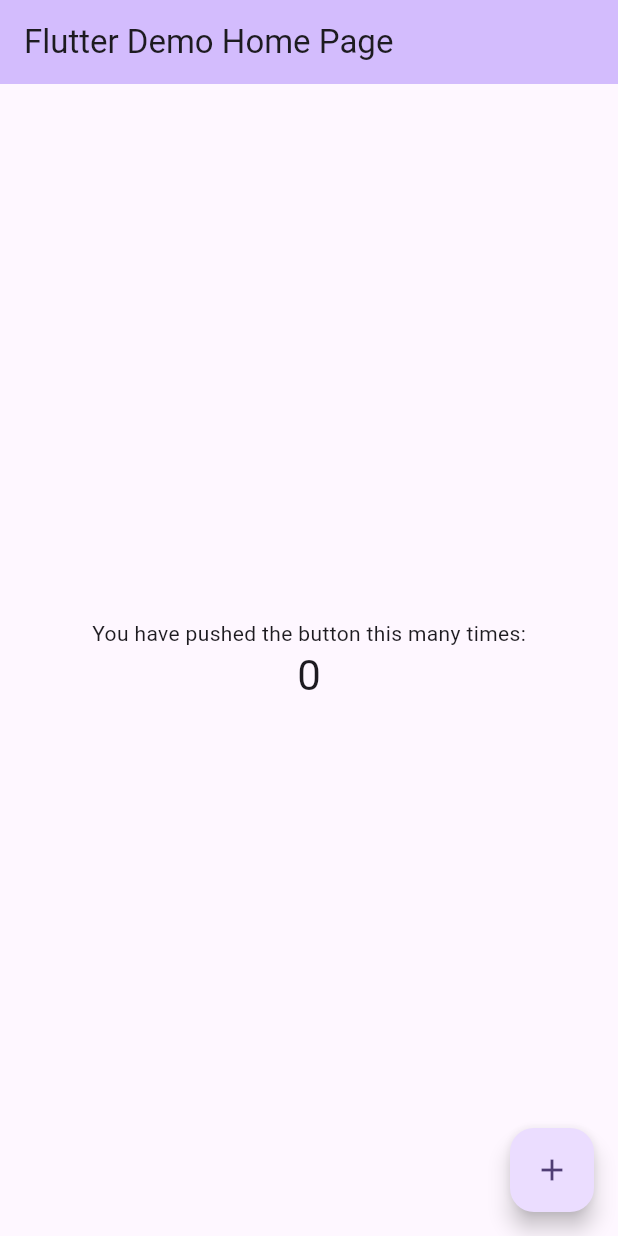
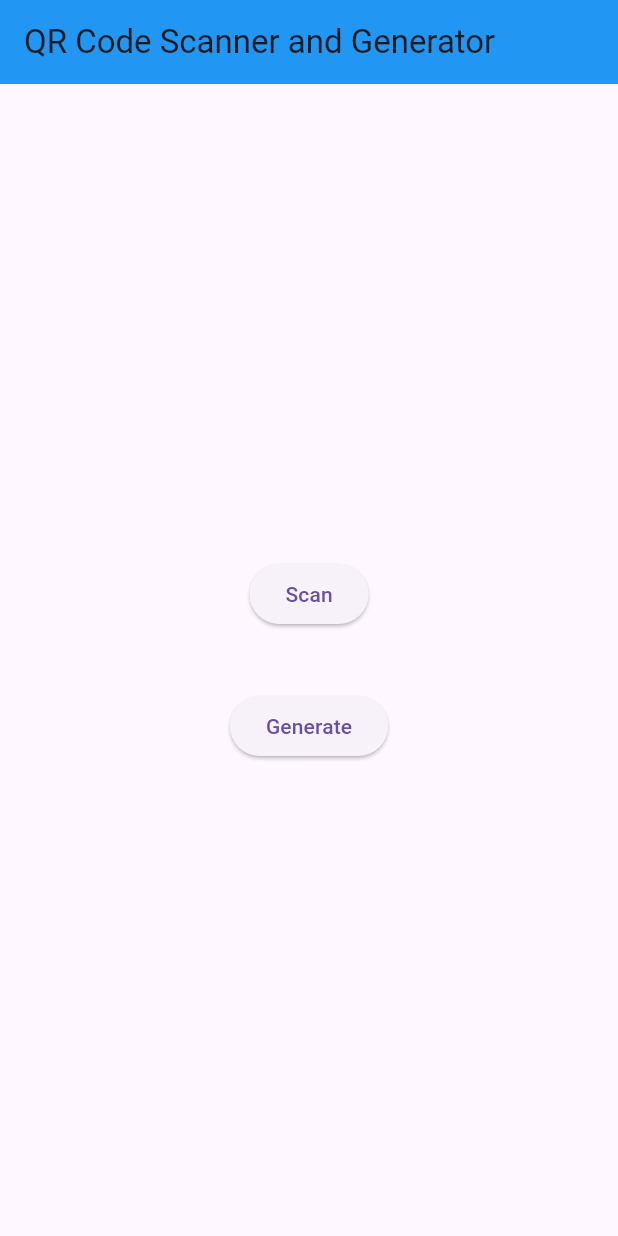
Before and after one commit to Ymehta02/PRODIGY_AD_5, a Flutter app: the screen it shows after launch, on a phone screen of 412 x 824 dp. Run offline on Flutter 3.47's test engine with Material 3 defaults, Android fonts, the phone set to English and light mode, and no system bars; our stand-ins replace qr_flutter; missing offline and left inert: flutter_barcode_scanner.

Commit message:
last commit

```diff
--- a/lib/main.dart
+++ b/lib/main.dart
@@ -1,4 +1,6 @@
 import 'package:flutter/material.dart';
+import 'package:qrcode_scanner/generate.dart';
+import 'package:qrcode_scanner/scan.dart';
 
 void main() {
   runApp(const MyApp());
@@ -7,119 +9,50 @@ void main() {
 class MyApp extends StatelessWidget {
   const MyApp({super.key});
 
-  // This widget is the root of your application.
   @override
   Widget build(BuildContext context) {
     return MaterialApp(
-      title: 'Flutter Demo',
-      theme: ThemeData(
-        // This is the theme of your application.
-        //
-        // TRY THIS: Try running your application with "flutter run". You'll see
-        // the application has a purple toolbar. Then, without quitting the app,
-        // try changing the seedColor in the colorScheme below to Colors.green
-        // and then invoke "hot reload" (save your changes or press the "hot
-        // reload" button in a Flutter-supported IDE, or press "r" if you used
-        // the command line to start the app).
-        //
-        // Notice that the counter didn't reset back to zero; the application
-        // state is not lost during the reload. To reset the state, use hot
-        // restart instead.
-        //
-        // This works for code too, not just values: Most code changes can be
-        // tested with just a hot reload.
-        colorScheme: ColorScheme.fromSeed(seedColor: Colors.deepPurple),
-        useMaterial3: true,
-      ),
-      home: const MyHomePage(title: 'Flutter Demo Home Page'),
+      title: 'QR Code Scanner',
+      debugShowCheckedModeBanner: false,
+      home: HomePage(),
     );
   }
 }
 
-class MyHomePage extends StatefulWidget {
-  const MyHomePage({super.key, required this.title});
-
-  // This widget is the home page of your application. It is stateful, meaning
-  // that it has a State object (defined below) that contains fields that affect
-  // how it looks.
-
-  // This class is the configuration for the state. It holds the values (in this
-  // case the title) provided by the parent (in this case the App widget) and
-  // used by the build method of the State. Fields in a Widget subclass are
-  // always marked "final".
-
-  final String title;
+class HomePage extends StatefulWidget {
+  const HomePage({super.key});
 
   @override
-  State<MyHomePage> createState() => _MyHomePageState();
+  State<HomePage> createState() => _HomePageState();
 }
 
-class _MyHomePageState extends State<MyHomePage> {
-  int _counter = 0;
-
-  void _incrementCounter() {
-    setState(() {
-      // This call to setState tells the Flutter framework that something has
-      // changed in this State, which causes it to rerun the build method below
-      // so that the display can reflect the updated values. If we changed
-      // _counter without calling setState(), then the build method would not be
-      // called again, and so nothing would appear to happen.
-      _counter++;
-    });
-  }
-
+class _HomePageState extends State<HomePage> {
   @override
   Widget build(BuildContext context) {
-    // This method is rerun every time setState is called, for instance as done
-    // by the _incrementCounter method above.
-    //
-    // The Flutter framework has been optimized to make rerunning build methods
-    // fast, so that you can just rebuild anything that needs updating rather
-    // than having to individually change instances of widgets.
     return Scaffold(
       appBar: AppBar(
-        // TRY THIS: Try changing the color here to a specific color (to
-        // Colors.amber, perhaps?) and trigger a hot reload to see the AppBar
-        // change color while the other colors stay the same.
-        backgroundColor: Theme.of(context).colorScheme.inversePrimary,
-        // Here we take the value from the MyHomePage object that was created by
-        // the App.build method, and use it to set our appbar title.
-        title: Text(widget.title),
+        title: Text('QR Code Scanner and Generator'),
+        backgroundColor: Colors.blue,
       ),
       body: Center(
-        // Center is a layout widget. It takes a single child and positions it
-        // in the middle of the parent.
         child: Column(
-          // Column is also a layout widget. It takes a list of children and
-          // arranges them vertically. By default, it sizes itself to fit its
-          // children horizontally, and tries to be as tall as its parent.
-          //
-          // Column has various properties to control how it sizes itself and
-          // how it positions its children. Here we use mainAxisAlignment to
-          // center the children vertically; the main axis here is the vertical
-          // axis because Columns are vertical (the cross axis would be
-          // horizontal).
-          //
-          // TRY THIS: Invoke "debug painting" (choose the "Toggle Debug Paint"
-          // action in the IDE, or press "p" in the console), to see the
-          // wireframe for each widget.
           mainAxisAlignment: MainAxisAlignment.center,
-          children: <Widget>[
-            const Text(
-              'You have pushed the button this many times:',
-            ),
-            Text(
-              '$_counter',
-              style: Theme.of(context).textTheme.headlineMedium,
-            ),
+          children: [
+            ElevatedButton(onPressed: (){
+              setState(() {
+                Navigator.of(context).push(MaterialPageRoute(builder: (context)=> ScanQRCode() ));
+              });
+            }, child: Text('Scan')),
+            SizedBox(height: 40,),
+            ElevatedButton(onPressed: () {
+              setState(() {
+                Navigator.of(context).push(MaterialPageRoute(builder: (context)=> GenerateQRCode() ));
+
+              });
+            }, child: Text('Generate'))
           ],
         ),
       ),
-      floatingActionButton: FloatingActionButton(
-        onPressed: _incrementCounter,
-        tooltip: 'Increment',
-        child: const Icon(Icons.add),
-      ), // This trailing comma makes auto-formatting nicer for build methods.
     );
   }
 }
--- a/pubspec.yaml
+++ b/pubspec.yaml
@@ -35,6 +35,8 @@ dependencies:
   # The following adds the Cupertino Icons font to your application.
   # Use with the CupertinoIcons class for iOS style icons.
   cupertino_icons: ^1.0.6
+  qr_flutter: ^4.1.0
+  flutter_barcode_scanner: ^2.0.0
 
 dev_dependencies:
   flutter_test:
```
Also changed, not shown: lib/generate.dart (added, +51 -0 lines), lib/scan.dart (added, +45 -0 lines), pubspec.lock.
